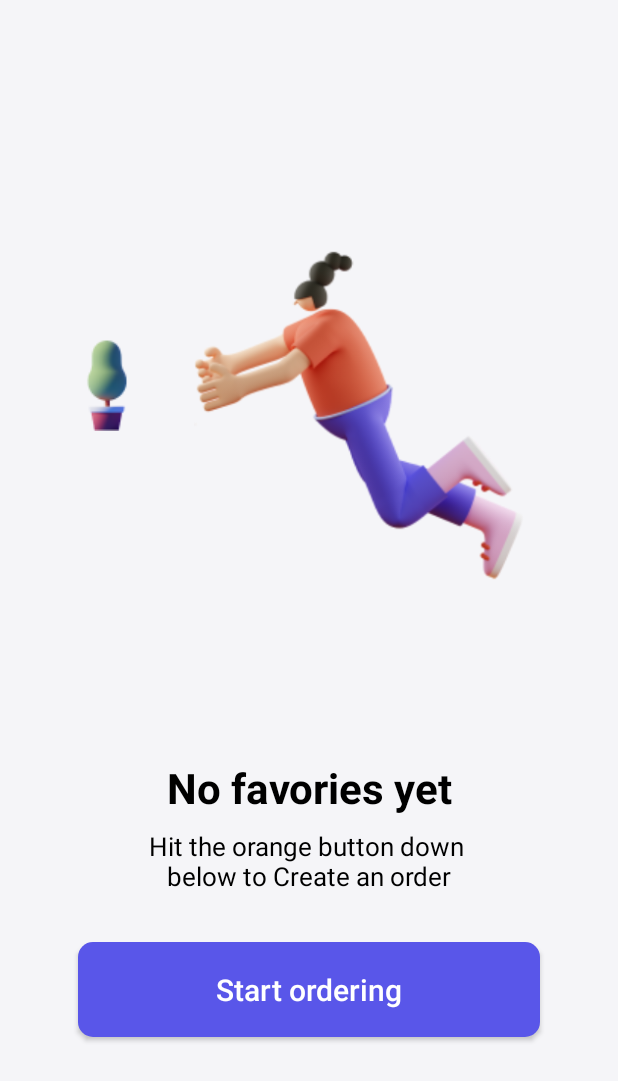
After one commit to dkhai2003/Phone-Store-app, an Android app: the layout activity_favorite.xml on its own in the app's theme, with its tools: preview values and no code run, on a phone screen of 412 x 824 dp. The commit adds this screen. Shown: the top 1081 px of the screen. Run offline under Robolectric (Android 15) with nearby library versions, the phone set to English and light mode, and no system bars.

Commit message:
Update Favories and Update History

```diff
--- /dev/null
+++ b/app/src/main/res/layout/activity_favorite.xml
@@ -0,0 +1,75 @@
+<?xml version="1.0" encoding="utf-8"?>
+<LinearLayout xmlns:android="http://schemas.android.com/apk/res/android"
+    xmlns:tools="http://schemas.android.com/tools"
+    android:layout_width="match_parent"
+    android:layout_height="match_parent"
+    android:background="#F5F5F8"
+    android:orientation="vertical"
+    tools:context=".views.FinishedPaymentActivity">
+
+    <include layout="@layout/toolbar_custom" />
+
+    <LinearLayout
+        android:layout_width="match_parent"
+        android:layout_height="wrap_content"
+        android:orientation="vertical">
+
+        <LinearLayout
+            android:layout_width="match_parent"
+            android:layout_height="wrap_content"
+            android:orientation="horizontal">
+
+            <ImageView
+                android:layout_width="wrap_content"
+                android:layout_height="wrap_content"
+                android:layout_gravity="center"
+                android:paddingLeft="40dp"
+                android:layout_marginBottom="20dp"
+                android:src="@drawable/sally_tree" />
+
+            <ImageView
+                android:layout_width="match_parent"
+                android:layout_height="wrap_content"
+                android:padding="40dp"
+                android:src="@drawable/sally" />
+        </LinearLayout>
+
+
+        <TextView
+            android:layout_width="match_parent"
+            android:layout_height="wrap_content"
+            android:layout_gravity="center"
+            android:layout_marginTop="18dp"
+            android:gravity="center"
+            android:text="No favories yet"
+            android:textColor="#000"
+            android:textSize="28sp"
+            android:textStyle="bold" />
+
+        <TextView
+            android:layout_width="match_parent"
+            android:layout_height="wrap_content"
+            android:layout_gravity="center"
+            android:layout_marginTop="8dp"
+            android:gravity="center"
+            android:text="Hit the orange button down \n below to Create an order "
+            android:textColor="#000"
+            android:textSize="17sp" />
+
+        <Button
+            android:id="@+id/btnStartOrdering"
+            android:layout_width="match_parent"
+            android:layout_height="wrap_content"
+            android:layout_marginStart="52dp"
+            android:layout_marginTop="32dp"
+            android:layout_marginEnd="52dp"
+            android:layout_marginBottom="32dp"
+            android:background="@drawable/button_custom"
+            android:gravity="center"
+            android:padding="18dp"
+            android:text="Start ordering"
+            android:textAllCaps="false"
+            android:textColor="@color/white"
+            android:textSize="20dp" />
+    </LinearLayout>
+</LinearLayout>
--- a/app/src/main/res/layout/toolbar_custom.xml
+++ b/app/src/main/res/layout/toolbar_custom.xml
@@ -1,13 +1,12 @@
 <?xml version="1.0" encoding="utf-8"?>
 <LinearLayout xmlns:android="http://schemas.android.com/apk/res/android"
     android:layout_width="match_parent"
-    android:layout_height="match_parent"
+    android:layout_height="wrap_content"
     android:fitsSystemWindows="true"
     android:orientation="vertical">
 
     <androidx.appcompat.widget.Toolbar
         android:id="@+id/toolbar"
-
         android:layout_width="match_parent"
         android:layout_height="wrap_content"
         android:background="#F5F5F8" />
```
Also changed, not shown: app/src/main/AndroidManifest.xml (+15 -1 lines), app/src/main/java/com/example/duan1/views/FavoriteActivity.java (added, +16 -0 lines), app/src/main/java/com/example/duan1/views/OrderHistoryActivity.java (added, +39 -0 lines), app/src/main/res/layout/activity_order_history.xml (added, +61 -0 lines), app/src/main/res/layout/favorites.xml (deleted, +0 -100 lines), app/src/main/res/layout/order_history.xml (deleted, +0 -93 lines).
